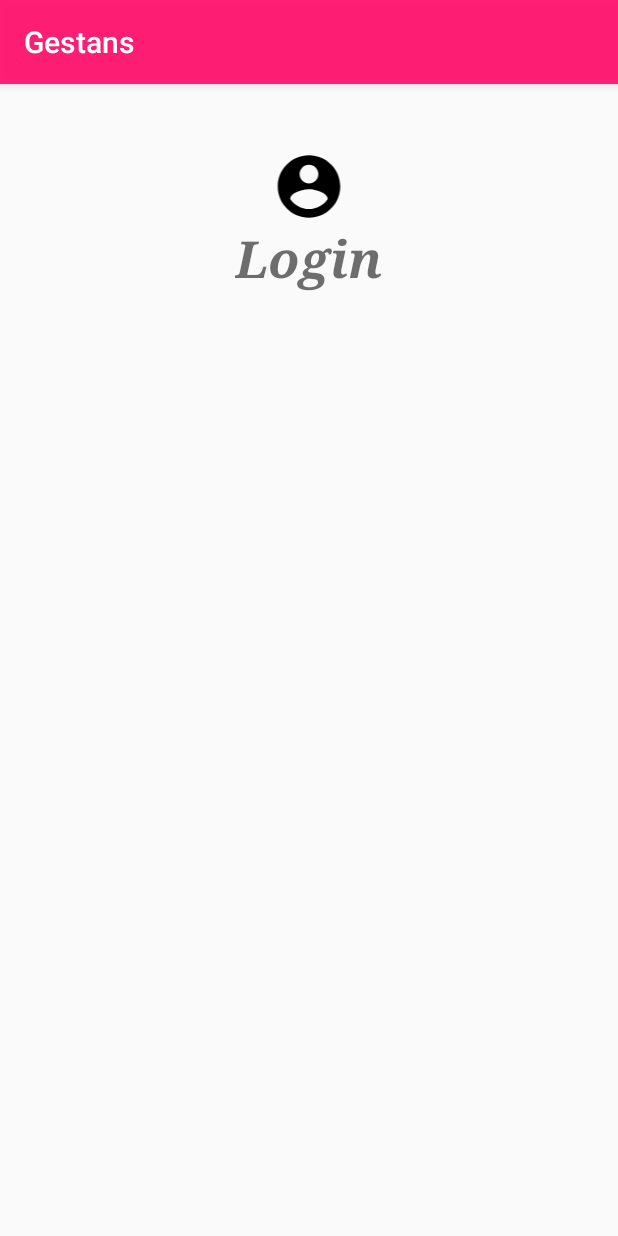
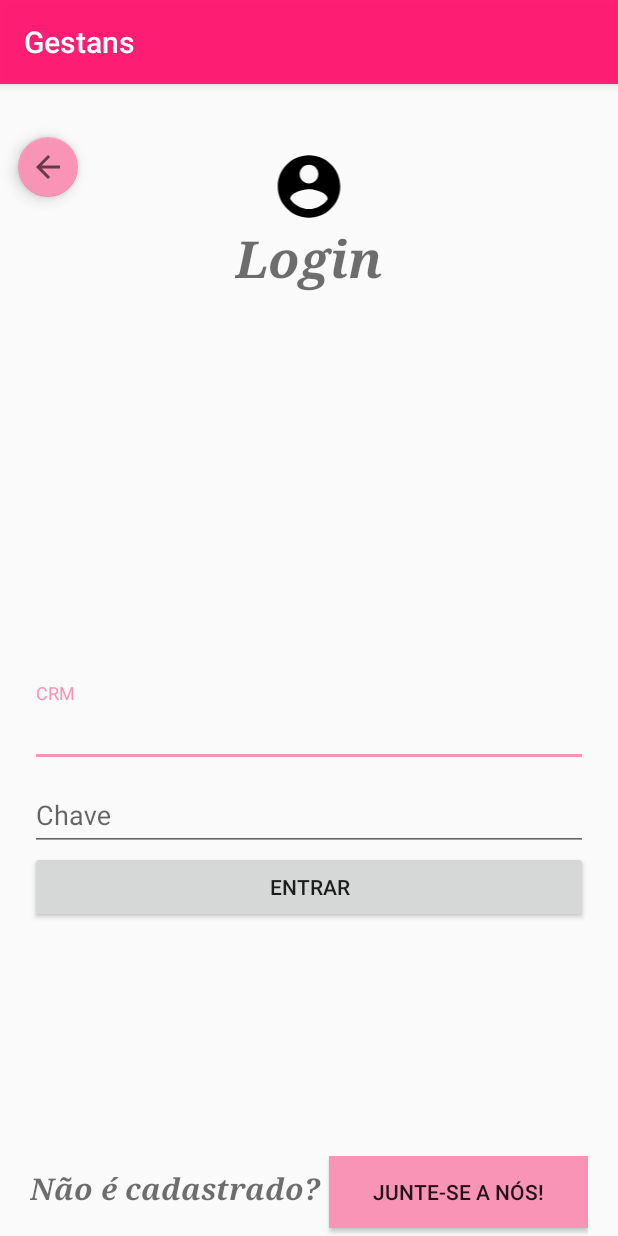
Before and after one commit to liviabrandaao/GestansApplication, an Android app: the MenuMedicoActivity screen opened directly, with no data from a screen before it, on a phone screen of 412 x 824 dp. Run offline under Robolectric (Android 15) with nearby library versions, the phone set to English and light mode, and no system bars.

Commit message:
Menu Medico - update

```diff
--- a/Gestans_Android/GestansApp/app/build.gradle
+++ b/Gestans_Android/GestansApp/app/build.gradle
@@ -34,6 +34,7 @@ dependencies {
     compile 'com.google.android.gms:play-services-plus:10.2.0'
     compile 'com.android.support:multidex:1.0.0'
     compile 'com.android.support:appcompat-v7:25.1.1'
+    compile 'com.android.support:design:25.1.1'
     compile 'com.google.android.gms:play-services:10.2.0'
     compile 'com.jakewharton:butterknife:8.2.1'
     compile 'com.squareup.retrofit2:retrofit:2.1.0'
--- a/Gestans_Android/GestansApp/app/src/main/res/layout/activity_menu_medico.xml
+++ b/Gestans_Android/GestansApp/app/src/main/res/layout/activity_menu_medico.xml
@@ -29,4 +29,98 @@
         android:layout_centerHorizontal="true" />
 
 
+    <LinearLayout
+        android:layout_width="match_parent"
+        android:layout_height="wrap_content"
+        android:orientation="vertical"
+        android:layout_centerVertical="true"
+        android:layout_alignParentBottom="true"
+        android:layout_marginLeft="20dp"
+        android:layout_marginRight="20dp"
+        android:id="@+id/linearLayout">
+
+        <android.support.design.widget.TextInputLayout
+            android:id="@+id/inputLayoutMedLoginCRM"
+            android:layout_width="match_parent"
+            android:layout_height="wrap_content">
+
+            <EditText
+                android:id="@+id/edtCRMlogin"
+                android:layout_width="match_parent"
+                android:layout_height="wrap_content"
+                android:hint="CRM"/>
+
+        </android.support.design.widget.TextInputLayout>
+
+        <android.support.design.widget.TextInputLayout
+            android:id="@+id/inputLayoutMedLoginChave"
+            android:layout_width="match_parent"
+            android:layout_height="wrap_content">
+
+            <EditText
+                android:id="@+id/edtChaveMedicologin"
+                android:layout_width="match_parent"
+                android:layout_height="wrap_content"
+                android:hint="Chave"/>
+
+        </android.support.design.widget.TextInputLayout>
+
+            <Button
+                android:id="@+id/btEntrar"
+                android:layout_width="match_parent"
+                android:layout_height="wrap_content"
+                android:layout_marginBottom="5dp"
+                android:layout_weight="1"
+                android:text="Entrar"
+                tools:layout_editor_absoluteX="8dp" />
+
+        <LinearLayout
+            android:layout_width="match_parent"
+            android:layout_height="match_parent"
+            android:orientation="horizontal"
+            android:layout_toEndOf="@+id/btEntrar"
+            android:layout_marginTop="150dp">
+
+            <TextView
+                android:id="@+id/textView5"
+                android:layout_width="wrap_content"
+                android:layout_height="wrap_content"
+                android:text="Não é cadastrado? "
+                android:fontFamily="serif"
+                android:textColor="@color/common_google_signin_btn_text_light_focused"
+                android:textSize="20sp"
+                android:textStyle="bold|italic"
+                android:textAlignment="center"
+                android:layout_centerHorizontal="true"/>
+
+            <Button
+                android:id="@+id/btCadastrar"
+                android:layout_width="wrap_content"
+                android:layout_height="wrap_content"
+                android:layout_marginBottom="5dp"
+                android:layout_weight="1"
+                android:background="@color/colorAccent"
+                android:text="Junte-se a nós!"
+                tools:layout_editor_absoluteX="8dp" />
+
+        </LinearLayout>
+
+
+    </LinearLayout>
+
+    <android.support.design.widget.FloatingActionButton
+        android:id="@+id/VoltarMenu"
+        android:layout_width="wrap_content"
+        android:layout_height="wrap_content"
+        android:layout_marginStart="12dp"
+        android:clickable="true"
+        app:backgroundTint="@color/colorAccent"
+        app:srcCompat="?attr/actionModeCloseDrawable"
+        tools:ignore="MissingConstraints"
+        app:fabSize="mini"
+        android:layout_alignBottom="@+id/imageAccount"
+        android:layout_alignParentStart="true"
+        android:layout_marginBottom="18dp" />
+
+
 </RelativeLayout>
--- a/Gestans_Android/GestansApp/app/src/main/res/values/colors.xml
+++ b/Gestans_Android/GestansApp/app/src/main/res/values/colors.xml
@@ -2,5 +2,5 @@
 <resources>
     <color name="colorPrimary">#f7ff1871</color>
     <color name="colorPrimaryDark">#cab3b3</color>
-    <color name="colorAccent">#FF4081</color>
+    <color name="colorAccent">#fa94b7</color>
 </resources>
--- a/Gestans_Android/GestansApp/app/src/main/res/values/strings.xml
+++ b/Gestans_Android/GestansApp/app/src/main/res/values/strings.xml
@@ -1,3 +1,4 @@
 <resources>
     <string name="app_name">Gestans</string>
+
 </resources>
```
